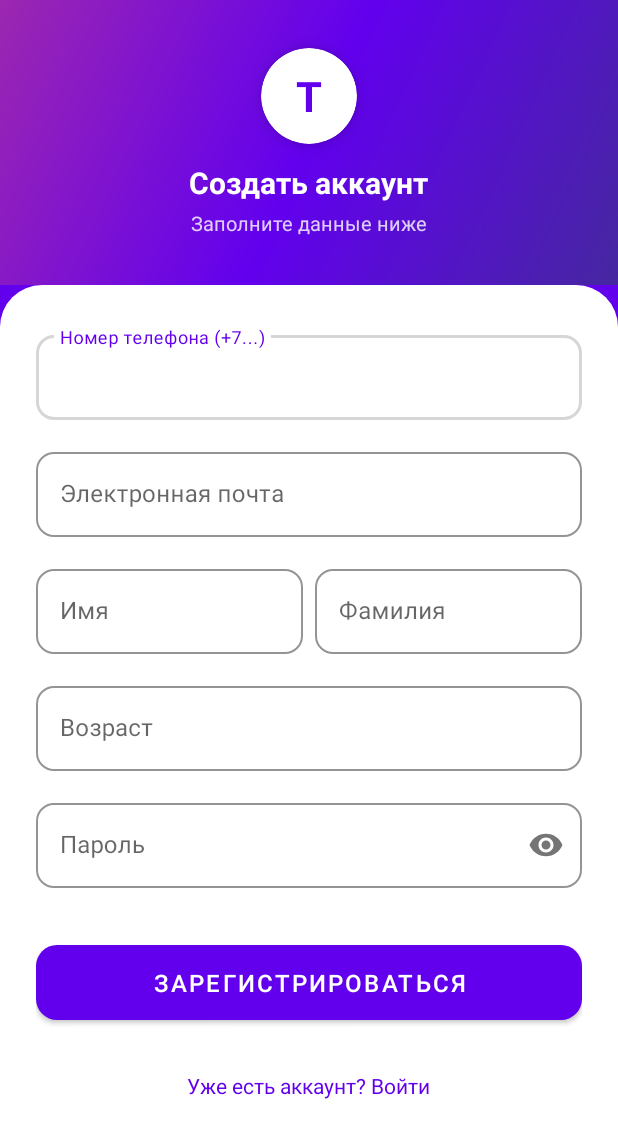
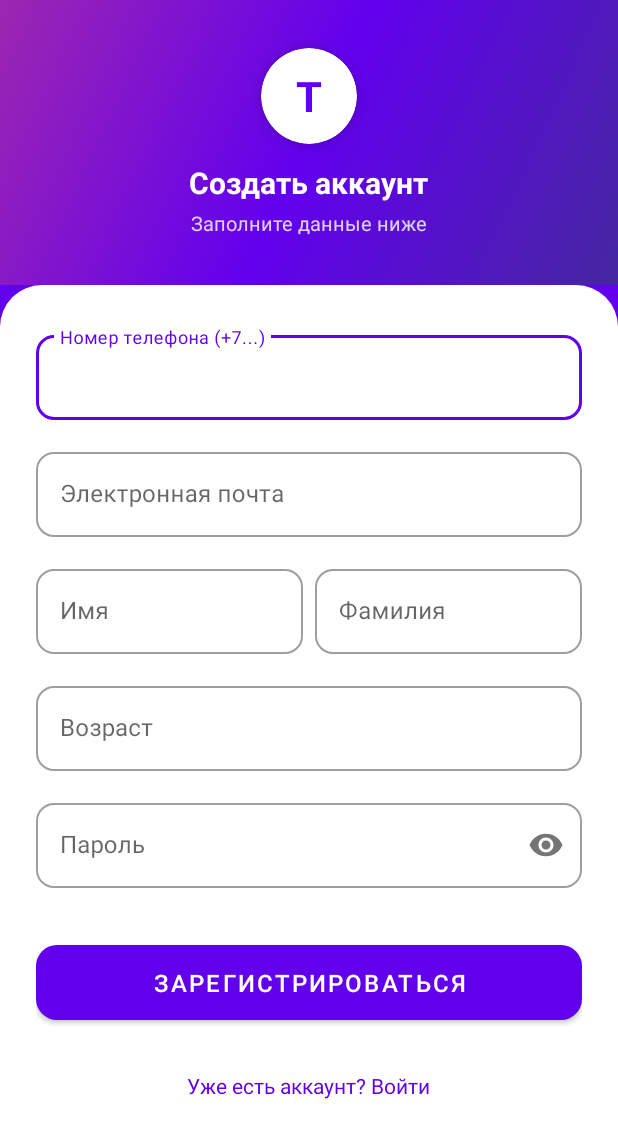
Before and after one commit to NailGareev/TumarSuperApp, an Android app: the RegistrationActivity screen opened directly, with no data from a screen before it, on a phone screen of 412 x 824 dp. Shown: the top 1138 px of the screen. Run offline under Robolectric (Android 15) with nearby library versions, the phone set to English and light mode, and no system bars.

Commit message:
Fix missing purple_200 color reference in AuthInputLayout style
Remove boxStrokeColor override that referenced a non-existent color resource;
the theme's colorPrimary is used by default.

https://claude.ai/code/session_01BkZPVTYddx2RX9WEducbRD

```diff
--- a/app/src/main/res/values/styles.xml
+++ b/app/src/main/res/values/styles.xml
@@ -4,7 +4,6 @@
         <item name="boxCornerRadiusTopEnd">12dp</item>
         <item name="boxCornerRadiusBottomStart">12dp</item>
         <item name="boxCornerRadiusBottomEnd">12dp</item>
-        <item name="boxStrokeColor">@color/purple_200</item>
     </style>
 
     <style name="ShapeAppearance.App.RoundedSquareImageView" parent="ShapeAppearance.MaterialComponents.MediumComponent">
```
